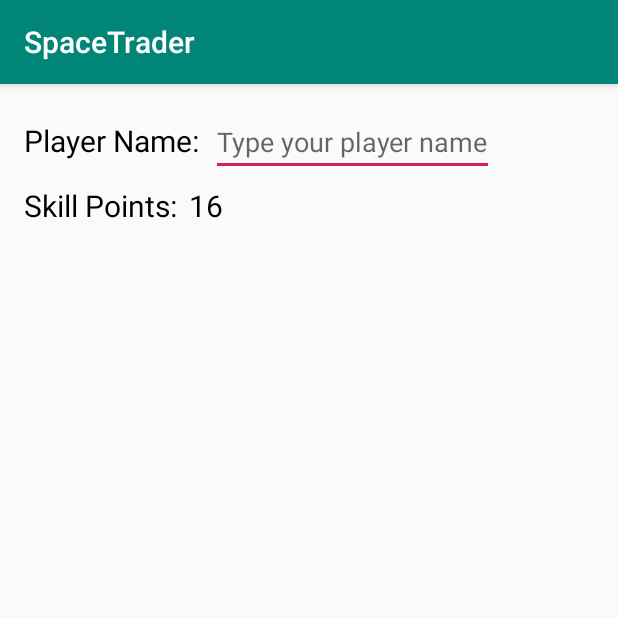
After one commit to hwuiwon/SpaceTrader, an Android app: the ConfigurationActivity screen opened directly, with no data from a screen before it, on a phone screen of 412 x 824 dp, the top half of it. The commit adds this screen. Run offline under Robolectric (Android 15) with nearby library versions, the phone set to English and light mode, and no system bars.

Commit message:
Initial Configuration

```diff
--- a/app/src/main/AndroidManifest.xml
+++ b/app/src/main/AndroidManifest.xml
@@ -9,10 +9,11 @@
         android:roundIcon="@mipmap/ic_launcher_round"
         android:supportsRtl="true"
         android:theme="@style/AppTheme">
+        <activity android:name=".ConfigurationActivity" android:theme="@style/AppTheme"></activity>
         <activity
             android:name=".MainActivity"
             android:label="@string/app_name"
-            android:theme="@style/AppTheme.NoActionBar">
+            android:theme="@style/AppTheme">
             <intent-filter>
                 <action android:name="android.intent.action.MAIN" />
 
--- /dev/null
+++ b/app/src/main/java/edu/gatech/cs2340/team49x/spacetrader/ConfigurationActivity.java
@@ -0,0 +1,13 @@
+package edu.gatech.cs2340.team49x.spacetrader;
+
+import android.support.v7.app.AppCompatActivity;
+import android.os.Bundle;
+
+public class ConfigurationActivity extends AppCompatActivity {
+
+    @Override
+    protected void onCreate(Bundle savedInstanceState) {
+        super.onCreate(savedInstanceState);
+        setContentView(R.layout.activity_config);
+    }
+}
--- /dev/null
+++ b/app/src/main/res/layout/activity_config.xml
@@ -0,0 +1,48 @@
+<?xml version="1.0" encoding="utf-8"?>
+<RelativeLayout xmlns:android="http://schemas.android.com/apk/res/android"
+    xmlns:app="http://schemas.android.com/apk/res-auto"
+    xmlns:tools="http://schemas.android.com/tools"
+    android:id="@+id/container"
+    android:layout_width="match_parent"
+    android:layout_height="match_parent"
+    tools:context=".ConfigurationActivity"
+    android:layout_margin="@dimen/fab_margin">
+
+    <TextView
+        android:id="@+id/pnameTV"
+        android:layout_width="wrap_content"
+        android:layout_height="wrap_content"
+        android:text="@string/pName"
+        android:textSize="20dp"
+        android:textColor="@android:color/black"
+        android:paddingTop="@dimen/margin2"
+        android:paddingRight="@dimen/margin2"/>
+
+    <EditText
+        android:id="@+id/pnameET"
+        android:layout_width="wrap_content"
+        android:layout_height="wrap_content"
+        android:hint="Type your player name"
+        android:layout_toEndOf="@id/pnameTV"/>
+
+    <TextView
+        android:id="@+id/spTV"
+        android:layout_width="wrap_content"
+        android:layout_height="wrap_content"
+        android:text="@string/sPoints"
+        android:textSize="20dp"
+        android:textColor="@android:color/black"
+        android:layout_below="@id/pnameTV"
+        android:paddingTop="@dimen/fab_margin"
+        android:paddingRight="@dimen/margin2"/>
+
+    <TextView
+        android:layout_width="wrap_content"
+        android:layout_height="wrap_content"
+        android:text="16"
+        android:textColor="@android:color/black"
+        android:textSize="20dp"
+        android:layout_toRightOf="@id/spTV"
+        android:paddingTop="51dp" />
+
+</RelativeLayout>
--- a/app/src/main/res/values/colors.xml
+++ b/app/src/main/res/values/colors.xml
@@ -3,4 +3,9 @@
     <color name="colorPrimary">#008577</color>
     <color name="colorPrimaryDark">#00574B</color>
     <color name="colorAccent">#D81B60</color>
+
+    <color name="STPrimary">#554EBB</color>
+    <color name="STPrimaryDark">#8B4EBB</color>
+    <color name="STAccent">#BB554E</color>
+
 </resources>
--- a/app/src/main/res/values/dimens.xml
+++ b/app/src/main/res/values/dimens.xml
@@ -1,3 +1,4 @@
 <resources>
     <dimen name="fab_margin">16dp</dimen>
+    <dimen name="margin2">8dp</dimen>
 </resources>
--- a/app/src/main/res/values/strings.xml
+++ b/app/src/main/res/values/strings.xml
@@ -1,4 +1,9 @@
 <resources>
     <string name="app_name">SpaceTrader</string>
     <string name="action_settings">Settings</string>
+
+    <string name="pName">Player Name: </string>
+    <string name="oNameHint">Type your player name</string>
+
+    <string name="sPoints">Skill Points: </string>
 </resources>
--- a/app/src/main/res/values/styles.xml
+++ b/app/src/main/res/values/styles.xml
@@ -8,11 +8,6 @@
         <item name="colorAccent">@color/colorAccent</item>
     </style>
 
-    <style name="AppTheme.NoActionBar">
-        <item name="windowActionBar">false</item>
-        <item name="windowNoTitle">true</item>
-    </style>
-
     <style name="AppTheme.AppBarOverlay" parent="ThemeOverlay.AppCompat.Dark.ActionBar" />
 
     <style name="AppTheme.PopupOverlay" parent="ThemeOverlay.AppCompat.Light" />
```
